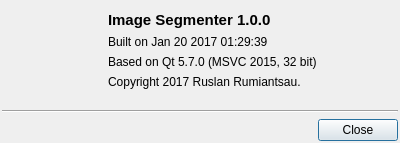
First picture: the form in ui/AboutDialog.ui, repository xt00s/ImageSegmenter, before the edit.
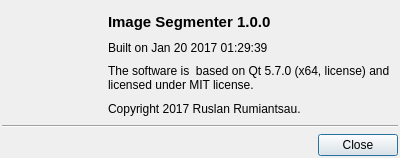
Second picture: the form after the edit. Icons and pictures are not drawn.

Commit message: add license note

Patch:
```diff
--- a/ui/AboutDialog.ui
+++ b/ui/AboutDialog.ui
@@ -7,7 +7,7 @@
     <x>0</x>
     <y>0</y>
     <width>400</width>
-    <height>143</height>
+    <height>158</height>
    </rect>
   </property>
   <property name="sizePolicy">
@@ -99,7 +99,10 @@
        <item>
         <widget class="QLabel" name="qtVersionLabel">
          <property name="text">
-          <string>Based on Qt 5.7.0 (MSVC 2015, 32 bit)</string>
+          <string>The software is  based on Qt 5.7.0 (x64, license) and licensed under MIT license.</string>
+         </property>
+         <property name="wordWrap">
+          <bool>true</bool>
          </property>
         </widget>
        </item>
@@ -110,19 +113,6 @@
          </property>
         </widget>
        </item>
-       <item>
-        <spacer name="verticalSpacer">
-         <property name="orientation">
-          <enum>Qt::Vertical</enum>
-         </property>
-         <property name="sizeHint" stdset="0">
-          <size>
-           <width>20</width>
-           <height>40</height>
-          </size>
-         </property>
-        </spacer>
-       </item>
       </layout>
      </item>
     </layout>
```
Left out of the diff: 2 changed lines with no effect on the pictures. The commit also changes 1 other file.
